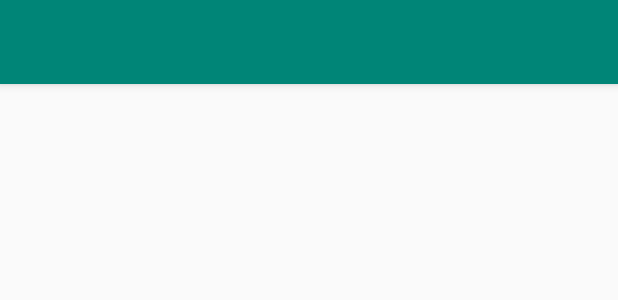
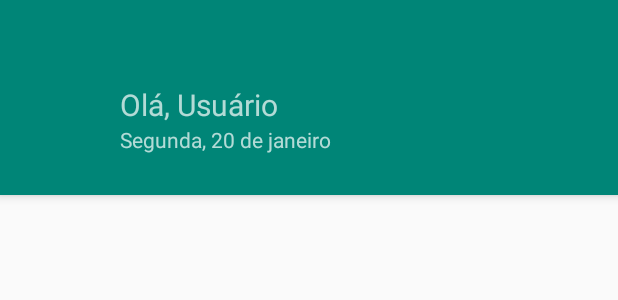
Before and after one commit to pedrvaldir/TaskProject, an Android app: the layout app_bar_main.xml on its own in the app's theme, with its tools: preview values and no code run, on a phone screen of 412 x 824 dp. Shown: the top 300 px of the screen. Run offline under Robolectric (Android 15) with nearby library versions, the phone set to English and light mode, and no system bars.

Commit message:
layout greeting xml

```diff
--- a/app/src/main/res/layout/app_bar_main.xml
+++ b/app/src/main/res/layout/app_bar_main.xml
@@ -8,7 +8,7 @@
         tools:context=".views.MainActivity">
 
     <android.support.design.widget.AppBarLayout
-            android:layout_height="wrap_content"
+            android:layout_height="130dp"
             android:layout_width="match_parent"
             android:theme="@style/AppTheme.AppBarOverlay">
 
@@ -18,6 +18,21 @@
                 android:layout_height="?attr/actionBarSize"
                 android:background="?attr/colorPrimary"
                 app:popupTheme="@style/AppTheme.PopupOverlay"/>
+
+        <TextView
+                android:id="@+id/textHello"
+                android:layout_width="wrap_content"
+                android:layout_height="wrap_content"
+                android:text="Olá, Usuário"
+                android:paddingLeft="80dp"
+                android:textSize="20sp"/>
+
+        <TextView
+                android:id="@+id/textDateDescription"
+                android:layout_width="wrap_content"
+                android:layout_height="wrap_content"
+                android:paddingLeft="80dp"
+                android:text="Segunda, 20 de janeiro"/>
 
     </android.support.design.widget.AppBarLayout>
     <!--
```
